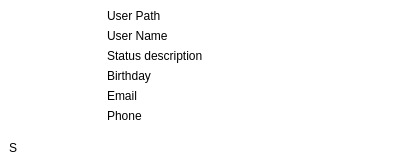
Above: src/desktop/GuiVCard.ui from hwgao/beebeep before the change. Below: the same form after it.
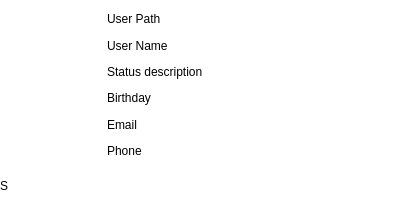
That is the form after the change. Icons and pictures are not drawn.

The edit to the form file:
```diff
--- a/src/desktop/GuiVCard.ui
+++ b/src/desktop/GuiVCard.ui
@@ -7,7 +7,7 @@
     <x>0</x>
     <y>0</y>
     <width>420</width>
-    <height>158</height>
+    <height>202</height>
    </rect>
   </property>
   <property name="palette">
@@ -397,6 +397,21 @@
       <enum>QFrame::NoFrame</enum>
      </property>
      <layout class="QHBoxLayout" name="horizontalLayout">
+      <property name="spacing">
+       <number>12</number>
+      </property>
+      <property name="leftMargin">
+       <number>0</number>
+      </property>
+      <property name="topMargin">
+       <number>0</number>
+      </property>
+      <property name="rightMargin">
+       <number>0</number>
+      </property>
+      <property name="bottomMargin">
+       <number>0</number>
+      </property>
       <item>
        <widget class="QLabel" name="mp_lStatus">
         <property name="sizePolicy">
@@ -405,6 +420,12 @@
           <verstretch>0</verstretch>
          </sizepolicy>
         </property>
+        <property name="minimumSize">
+         <size>
+          <width>140</width>
+          <height>0</height>
+         </size>
+        </property>
         <property name="text">
          <string>S</string>
         </property>
@@ -420,7 +441,7 @@
         </property>
         <property name="sizeHint" stdset="0">
          <size>
-          <width>113</width>
+          <width>30</width>
           <height>20</height>
          </size>
         </property>
@@ -624,6 +645,22 @@
         </property>
        </widget>
       </item>
+      <item>
+       <spacer name="horizontalSpacer_2">
+        <property name="orientation">
+         <enum>Qt::Horizontal</enum>
+        </property>
+        <property name="sizeType">
+         <enum>QSizePolicy::Fixed</enum>
+        </property>
+        <property name="sizeHint" stdset="0">
+         <size>
+          <width>12</width>
+          <height>20</height>
+         </size>
+        </property>
+       </spacer>
+      </item>
      </layout>
     </widget>
    </item>
```
